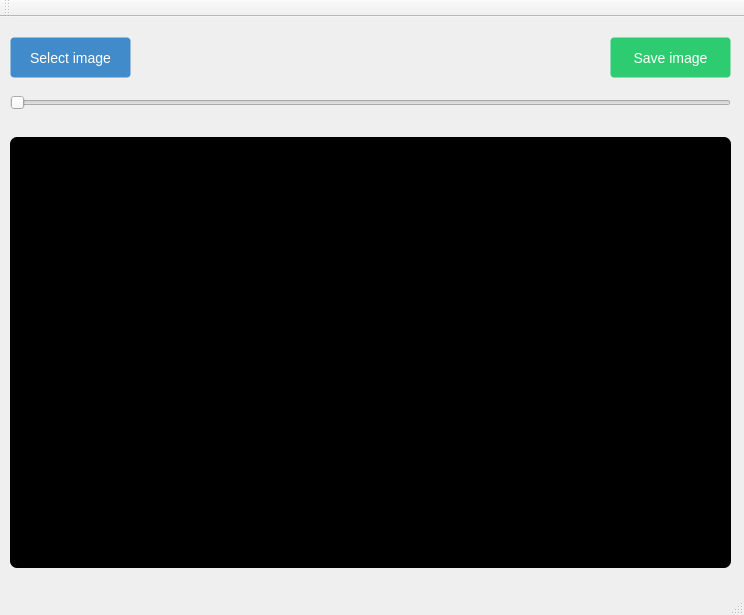
Above: ReduceNumberOfColors/mainwindow.ui from BuicuFlorian/computer-vision-projects before the change. Below: the same form after it.
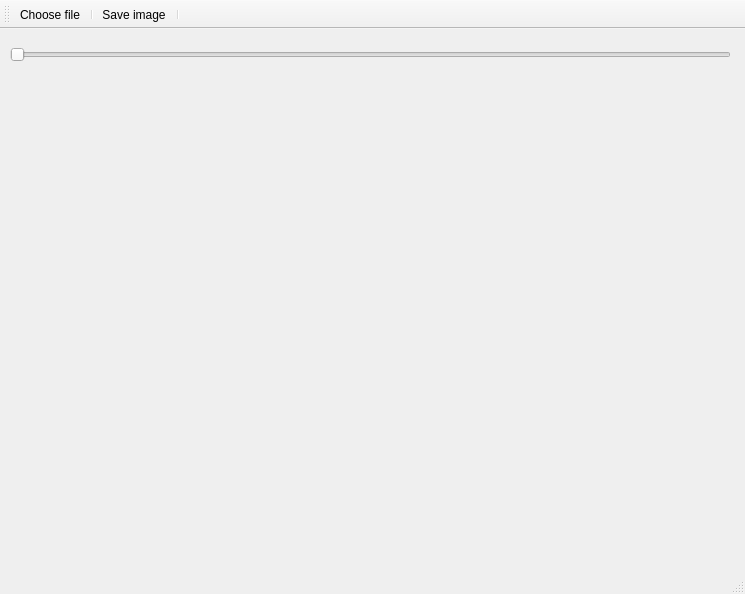
That is the form after the change. Icons and pictures are not drawn.

Patch:
```diff
--- a/ReduceNumberOfColors/mainwindow.ui
+++ b/ReduceNumberOfColors/mainwindow.ui
@@ -6,51 +6,25 @@
    <rect>
     <x>0</x>
     <y>0</y>
-    <width>744</width>
-    <height>615</height>
+    <width>745</width>
+    <height>594</height>
    </rect>
   </property>
   <property name="windowTitle">
    <string>MainWindow</string>
   </property>
   <widget class="QWidget" name="centralWidget">
-   <widget class="QPushButton" name="pushButton">
-    <property name="geometry">
-     <rect>
-      <x>10</x>
-      <y>20</y>
-      <width>121</width>
-      <height>41</height>
-     </rect>
-    </property>
-    <property name="styleSheet">
-     <string notr="true">color: #fff;
-background-color: #428bca;
-border-color: #357ebd;
-font-size: 14px;
-font-weight: normal;
-border-radius: 4px;
-text-align: center;
-vertical-align: middle;
-border: 1px solid transparent;
-padding: 10px 16px;</string>
-    </property>
-    <property name="text">
-     <string>Select image</string>
-    </property>
-   </widget>
    <widget class="QLabel" name="label">
     <property name="geometry">
      <rect>
       <x>10</x>
-      <y>120</y>
+      <y>50</y>
       <width>721</width>
-      <height>431</height>
+      <height>461</height>
      </rect>
     </property>
     <property name="styleSheet">
-     <string notr="true">background-color: black;
-border-radius: 7px;</string>
+     <string notr="true"/>
     </property>
     <property name="text">
      <string/>
@@ -60,53 +34,18 @@
     <property name="geometry">
      <rect>
       <x>10</x>
-      <y>70</y>
+      <y>10</y>
       <width>721</width>
       <height>31</height>
      </rect>
     </property>
+    <property name="maximum">
+     <number>200</number>
+    </property>
     <property name="orientation">
      <enum>Qt::Horizontal</enum>
     </property>
    </widget>
-   <widget class="QLabel" name="label_2">
-    <property name="geometry">
-     <rect>
-      <x>10</x>
-      <y>100</y>
-      <width>16</width>
-      <height>16</height>
-     </rect>
-    </property>
-    <property name="text">
-     <string/>
-    </property>
-   </widget>
-   <widget class="QPushButton" name="saveImageBtn">
-    <property name="geometry">
-     <rect>
-      <x>610</x>
-      <y>20</y>
-      <width>121</width>
-      <height>41</height>
-     </rect>
-    </property>
-    <property name="styleSheet">
-     <string notr="true">color: #fff;
-background-color: #2ecc71;
-border-color: #357ebd;
-font-size: 14px;
-font-weight: normal;
-border-radius: 4px;
-text-align: center;
-vertical-align: middle;
-border: 1px solid transparent;
-padding: 10px 16px;</string>
-    </property>
-    <property name="text">
-     <string>Save image</string>
-    </property>
-   </widget>
   </widget>
   <widget class="QMenuBar" name="menuBar">
    <property name="geometry">
@@ -125,8 +64,36 @@
    <attribute name="toolBarBreak">
     <bool>false</bool>
    </attribute>
+   <addaction name="chooseFileBtn"/>
+   <addaction name="separator"/>
+   <addaction name="saveImageBtn"/>
+   <addaction name="separator"/>
   </widget>
   <widget class="QStatusBar" name="statusBar"/>
+  <action name="chooseFileBtn">
+   <property name="icon">
+    <iconset resource="resources.qrc">
+     <normaloff>:/images/icons/dir.png</normaloff>:/images/icons/dir.png</iconset>
+   </property>
+   <property name="text">
+    <string>Choose file</string>
+   </property>
+   <property name="toolTip">
+    <string>Choose file</string>
+   </property>
+  </action>
+  <action name="saveImageBtn">
+   <property name="icon">
+    <iconset resource="resources.qrc">
+     <normaloff>:/images/icons/save.png</normaloff>:/images/icons/save.png</iconset>
+   </property>
+   <property name="text">
+    <string>Save image</string>
+   </property>
+   <property name="toolTip">
+    <string>Save image</string>
+   </property>
+  </action>
  </widget>
  <layoutdefault spacing="6" margin="11"/>
  <resources/>
```
Left out of the diff: 25 changed lines with no effect on the pictures.
